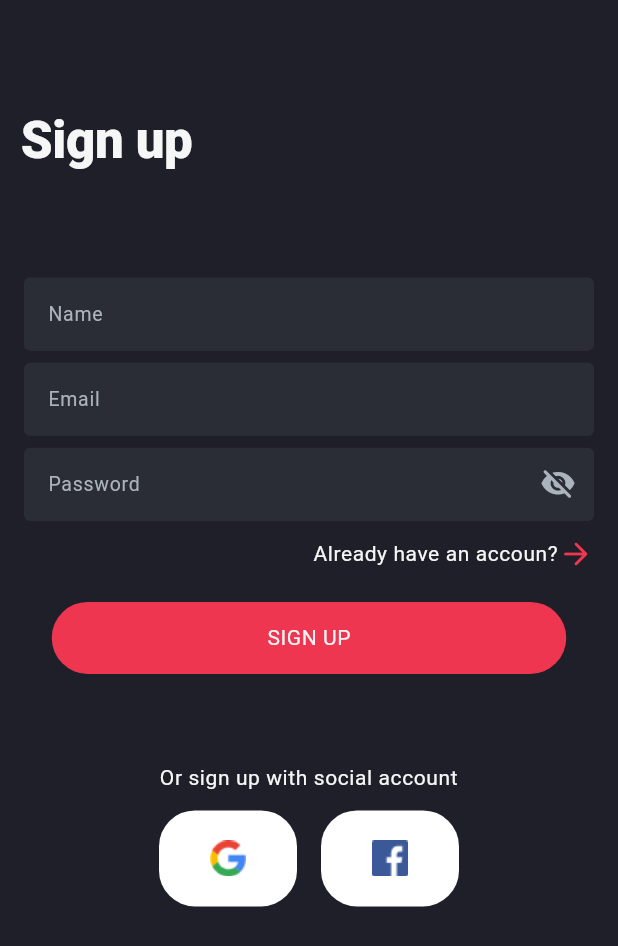
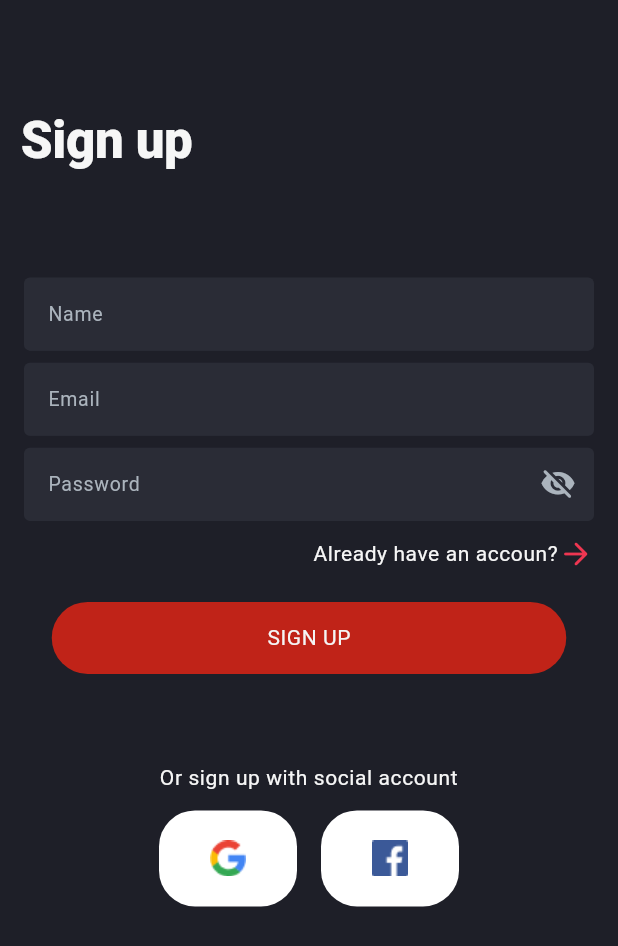
Before and after one commit to Afianaeem124/Ecommerce, a Flutter app: the screen it shows after launch, on a phone screen of 412 x 824 dp. Shown: the top 946 px of the screen. Run offline on Flutter 3.47's test engine with Material 3 defaults, Android fonts, the phone set to English and light mode, and no system bars; our stand-ins replace flutter_rating_bar, fluttertoast, google_fonts, image_picker, lottie, shimmer; Roboto replaces fonts that are missing (Metrophobic).

Commit message:
signed key

```diff
--- a/lib/main.dart
+++ b/lib/main.dart
@@ -41,7 +41,8 @@ class MyApp extends StatelessWidget {
         useMaterial3: true,
         splashColor: Colors.transparent,
         highlightColor: Colors.transparent,
-        buttonColor: redIconwithButton,
+        buttonTheme: ButtonThemeData(buttonColor:redIconwithButton, ),
+
         scaffoldBackgroundColor: greyScaffoldbf,
         // AppBar Theme Data
         appBarTheme: AppBarTheme(
--- a/lib/widgets/general/buttons.dart
+++ b/lib/widgets/general/buttons.dart
@@ -70,7 +70,7 @@ class CustomButton extends StatelessWidget {
           borderRadius: radius >= 1
               ? BorderRadius.circular(radius)
               : BorderRadius.circular(25),
-          color: buttonBackgroundColor ?? Theme.of(context).buttonColor,
+          color: buttonBackgroundColor ??Color.fromARGB(255, 192, 35, 24),
         ),
         child: Center(
           child: Text(
```
Also changed, not shown: pubspec.lock, 2 other files.
